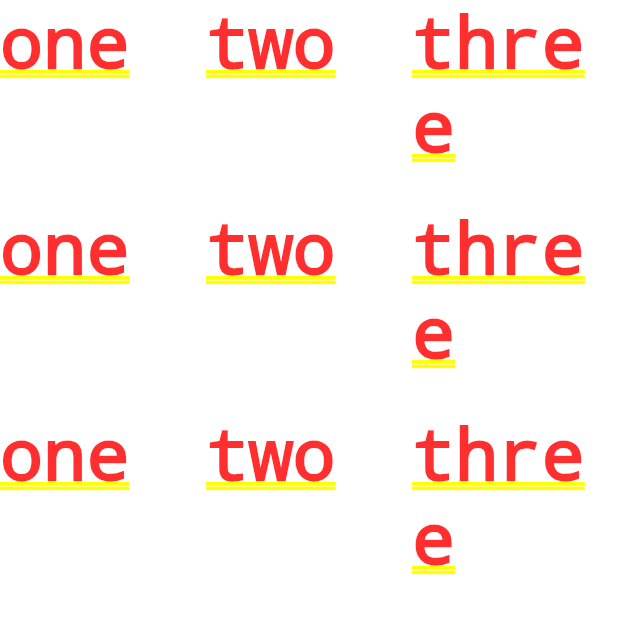
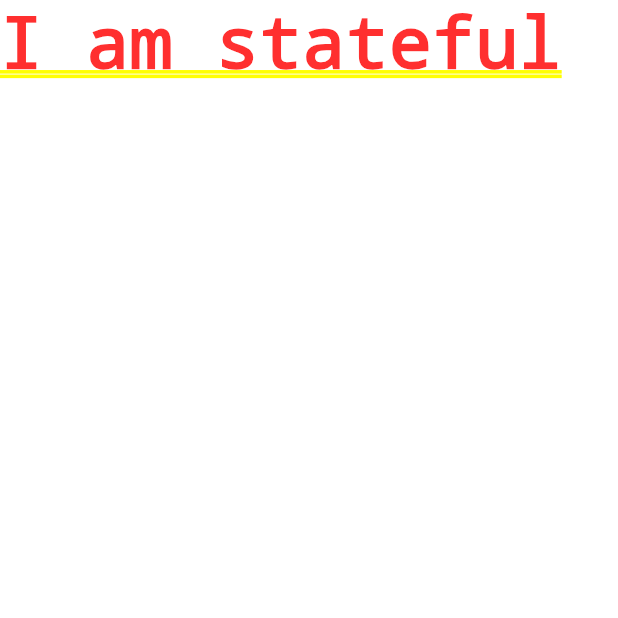
Before and after one commit to zinmyoswe/Flutter-Ecommerce-App, a Flutter app: the screen it shows after launch, on a phone screen of 412 x 824 dp, the top half of it. Run offline on Flutter 3.47's test engine with Material 2 defaults, Android fonts, the phone set to English and light mode, and no system bars.

Commit message:
my changes

```diff
--- /dev/null
+++ b/lib/home.dart
@@ -0,0 +1,25 @@
+import 'package:flutter/material.dart';
+
+//class HomePage extends StatelessWidget{
+//  @override
+//  Widget build(BuildContext context){
+//    return Container(
+//      color: Colors.blue[500],
+//      child: Text('thura', style: TextStyle(color: Colors.white),a),
+//    );
+//  }
+//}
+
+class HomePage extends StatefulWidget {
+  @override
+  _HomePageState createState() => _HomePageState();
+}
+
+class _HomePageState extends State<HomePage> {
+  @override
+  Widget build(BuildContext context) {
+    return Container(
+      child: Text('I am stateful'),
+    );
+  }
+}
--- a/lib/main.dart
+++ b/lib/main.dart
@@ -1,23 +1,10 @@
 import 'package:flutter/material.dart';
+import 'home.dart';
 
 void main(){
   runApp(
-    new MaterialApp(
-      home: GridView.count(crossAxisCount: 3,
-        children: <Widget>[
-          Text('one'),
-          Text('two'),
-          Text('three'),
-
-          Text('one'),
-          Text('two'),
-          Text('three'),
-
-          Text('one'),
-          Text('two'),
-          Text('three'),
-        ],
-      ),
+    MaterialApp(
+      home: HomePage()
     )
   );
 }
```
